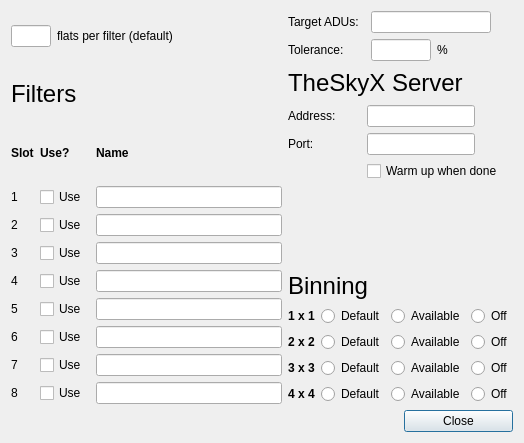
Qt form PrefsWindow.ui (RMcDOttawa/FlatCaptureNow1) before a commit.
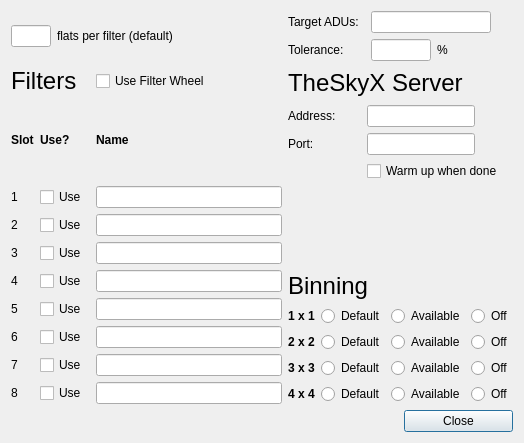
The same form after that commit.

Commit message: Basic acquisition functions done; snapshot before implementing optional nature of filter wheel

The edit to the form file:
```diff
--- a/PrefsWindow.ui
+++ b/PrefsWindow.ui
@@ -338,6 +338,13 @@
        </property>
       </widget>
      </item>
+     <item row="0" column="2">
+      <widget class="QCheckBox" name="useFilterWheel">
+       <property name="text">
+        <string>Use Filter Wheel</string>
+       </property>
+      </widget>
+     </item>
     </layout>
    </item>
    <item row="1" column="1" colspan="2">
```
Left out of the diff: 4 changed lines with no effect on the pictures. The commit also changes 25 other files.
